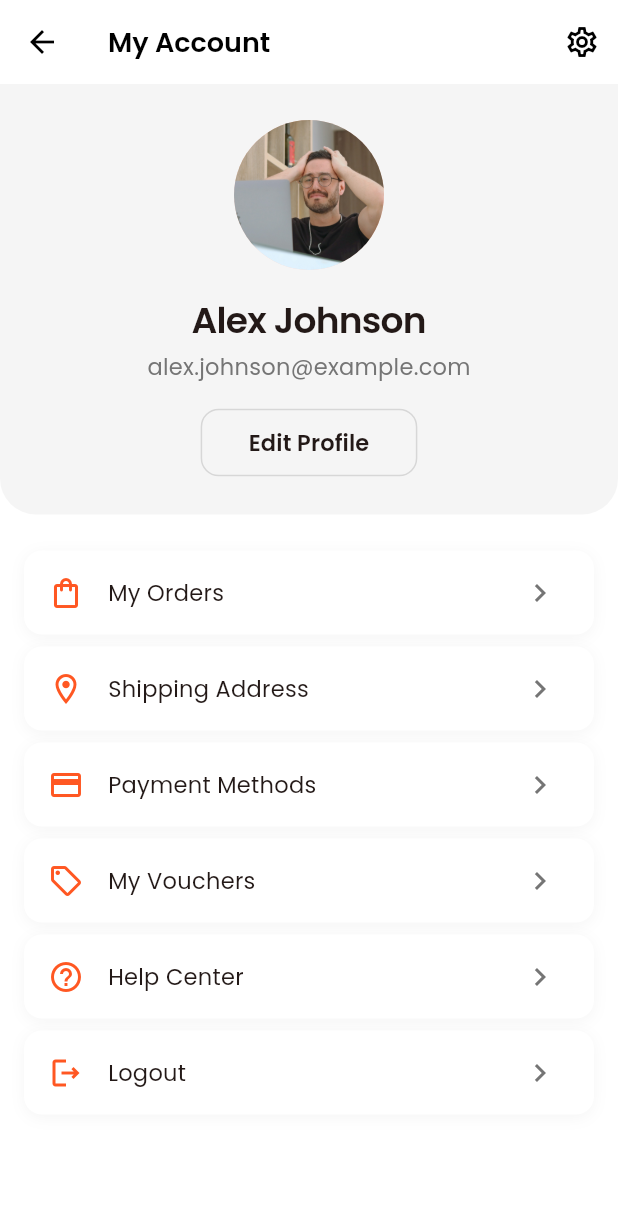
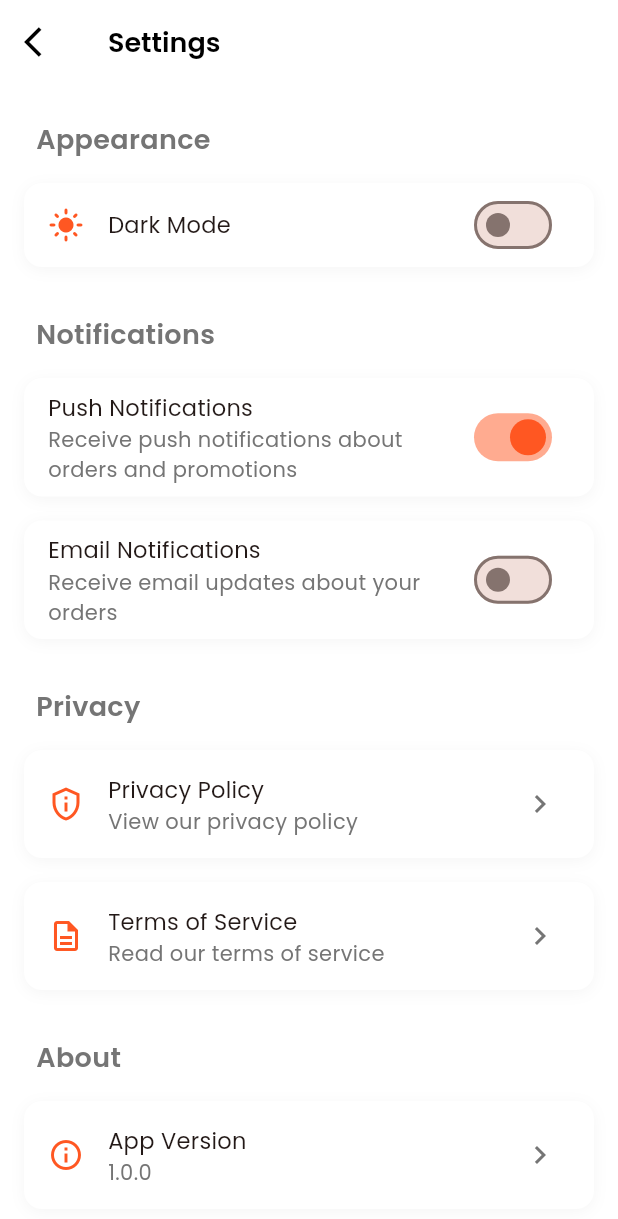
Before and after one commit to Edil-Ayehu/UI-2-Ecommerce-, a Flutter app: the AccountScreen screen opened directly, after a tap on the "settings" icon, on a phone screen of 412 x 824 dp. Shown: the top 1219 px of the screen. Run offline on Flutter 3.47's test engine with Material 3 defaults, Android fonts, the phone set to English and light mode, and no system bars; our stand-ins replace get, get_storage, google_fonts, share_plus; accounts and stored records are empty.

Commit message:
settings page

```diff
--- a/lib/view/pages/account_screen.dart
+++ b/lib/view/pages/account_screen.dart
@@ -1,4 +1,5 @@
 import 'package:ecommerce_ui/utils/app_textstyles.dart';
+import 'package:ecommerce_ui/view/pages/settings_screen.dart';
 import 'package:flutter/material.dart';
 import 'package:get/get.dart';
 
@@ -25,7 +26,7 @@ class AccountScreen extends StatelessWidget {
               Icons.settings_outlined,
               color: isDark ? Colors.white : Colors.black,
             ),
-            onPressed: () {},
+            onPressed: () => Get.to(() => const SettingsScreen()),
           ),
         ],
       ),
--- a/lib/view/pages/settings_screen.dart
+++ b/lib/view/pages/settings_screen.dart
@@ -0,0 +1,255 @@
+import 'package:flutter/material.dart';
+import 'package:get/get.dart';
+import 'package:ecommerce_ui/utils/app_textstyles.dart';
+import 'package:ecommerce_ui/controllers/theme_controller.dart';
+
+class SettingsScreen extends StatelessWidget {
+  const SettingsScreen({super.key});
+
+  @override
+  Widget build(BuildContext context) {
+    final isDark = Theme.of(context).brightness == Brightness.dark;
+
+    return Scaffold(
+      appBar: AppBar(
+        leading: IconButton(
+          icon: Icon(
+            Icons.arrow_back_ios,
+            color: isDark ? Colors.white : Colors.black,
+          ),
+          onPressed: () => Get.back(),
+        ),
+        title: Text(
+          'Settings',
+          style: AppTextStyle.withColor(
+            AppTextStyle.h3,
+            isDark ? Colors.white : Colors.black,
+          ),
+        ),
+      ),
+      body: SingleChildScrollView(
+        child: Column(
+          crossAxisAlignment: CrossAxisAlignment.start,
+          children: [
+            _buildSection(
+              context,
+              'Appearance',
+              [
+                _buildThemeToggle(context),
+              ],
+            ),
+            _buildSection(
+              context,
+              'Notifications',
+              [
+                _buildSwitchTile(
+                  context,
+                  'Push Notifications',
+                  'Receive push notifications about orders and promotions',
+                  true,
+                ),
+                _buildSwitchTile(
+                  context,
+                  'Email Notifications',
+                  'Receive email updates about your orders',
+                  false,
+                ),
+              ],
+            ),
+            _buildSection(
+              context,
+              'Privacy',
+              [
+                _buildNavigationTile(
+                  context,
+                  'Privacy Policy',
+                  'View our privacy policy',
+                  Icons.privacy_tip_outlined,
+                ),
+                _buildNavigationTile(
+                  context,
+                  'Terms of Service',
+                  'Read our terms of service',
+                  Icons.description_outlined,
+                ),
+              ],
+            ),
+            _buildSection(
+              context,
+              'About',
+              [
+                _buildNavigationTile(
+                  context,
+                  'App Version',
+                  '1.0.0',
+                  Icons.info_outline,
+                ),
+              ],
+            ),
+          ],
+        ),
+      ),
+    );
+  }
+
+  Widget _buildSection(
+      BuildContext context, String title, List<Widget> children) {
+    final isDark = Theme.of(context).brightness == Brightness.dark;
+
+    return Column(
+      crossAxisAlignment: CrossAxisAlignment.start,
+      children: [
+        Padding(
+          padding: const EdgeInsets.fromLTRB(24, 24, 24, 8),
+          child: Text(
+            title,
+            style: AppTextStyle.withColor(
+              AppTextStyle.h3,
+              isDark ? Colors.grey[400]! : Colors.grey[600]!,
+            ),
+          ),
+        ),
+        ...children,
+      ],
+    );
+  }
+
+  Widget _buildThemeToggle(BuildContext context) {
+    final isDark = Theme.of(context).brightness == Brightness.dark;
+
+    return GetBuilder<ThemeController>(
+      builder: (controller) => Container(
+        margin: const EdgeInsets.symmetric(horizontal: 16, vertical: 8),
+        decoration: BoxDecoration(
+          color: Theme.of(context).cardColor,
+          borderRadius: BorderRadius.circular(12),
+          boxShadow: [
+            BoxShadow(
+              color: isDark
+                  ? Colors.black.withOpacity(0.2)
+                  : Colors.grey.withOpacity(0.1),
+              blurRadius: 8,
+              offset: const Offset(0, 2),
+            ),
+          ],
+        ),
+        child: ListTile(
+          leading: Icon(
+            controller.isDarkMode ? Icons.dark_mode : Icons.light_mode,
+            color: Theme.of(context).primaryColor,
+          ),
+          title: Text(
+            'Dark Mode',
+            style: AppTextStyle.withColor(
+              AppTextStyle.bodyMedium,
+              Theme.of(context).textTheme.bodyLarge!.color!,
+            ),
+          ),
+          trailing: Switch.adaptive(
+            value: controller.isDarkMode,
+            onChanged: (value) => controller.toggleTheme(),
+            activeColor: Theme.of(context).primaryColor,
+          ),
+        ),
+      ),
+    );
+  }
+
+  Widget _buildSwitchTile(
+    BuildContext context,
+    String title,
+    String subtitle,
+    bool initialValue,
+  ) {
+    final isDark = Theme.of(context).brightness == Brightness.dark;
+
+    return Container(
+      margin: const EdgeInsets.symmetric(horizontal: 16, vertical: 8),
+      decoration: BoxDecoration(
+        color: Theme.of(context).cardColor,
+        borderRadius: BorderRadius.circular(12),
+        boxShadow: [
+          BoxShadow(
+            color: isDark
+                ? Colors.black.withOpacity(0.2)
+                : Colors.grey.withOpacity(0.1),
+            blurRadius: 8,
+            offset: const Offset(0, 2),
+          ),
+        ],
+      ),
+      child: ListTile(
+        title: Text(
+          title,
+          style: AppTextStyle.withColor(
+            AppTextStyle.bodyMedium,
+            Theme.of(context).textTheme.bodyLarge!.color!,
+          ),
+        ),
+        subtitle: Text(
+          subtitle,
+          style: AppTextStyle.withColor(
+            AppTextStyle.bodySmall,
+            isDark ? Colors.grey[400]! : Colors.grey[600]!,
+          ),
+        ),
+        trailing: Switch.adaptive(
+          value: initialValue,
+          onChanged: (value) {},
+          activeColor: Theme.of(context).primaryColor,
+        ),
+      ),
+    );
+  }
+
+  Widget _buildNavigationTile(
+    BuildContext context,
+    String title,
+    String subtitle,
+    IconData icon,
+  ) {
+    final isDark = Theme.of(context).brightness == Brightness.dark;
+
+    return Container(
+      margin: const EdgeInsets.symmetric(horizontal: 16, vertical: 8),
+      decoration: BoxDecoration(
+        color: Theme.of(context).cardColor,
+        borderRadius: BorderRadius.circular(12),
+        boxShadow: [
+          BoxShadow(
+            color: isDark
+                ? Colors.black.withOpacity(0.2)
+                : Colors.grey.withOpacity(0.1),
+            blurRadius: 8,
+            offset: const Offset(0, 2),
+          ),
+        ],
+      ),
+      child: ListTile(
+        leading: Icon(
+          icon,
+          color: Theme.of(context).primaryColor,
+        ),
+        title: Text(
+          title,
+          style: AppTextStyle.withColor(
+            AppTextStyle.bodyMedium,
+            Theme.of(context).textTheme.bodyLarge!.color!,
+          ),
+        ),
+        subtitle: Text(
+          subtitle,
+          style: AppTextStyle.withColor(
+            AppTextStyle.bodySmall,
+            isDark ? Colors.grey[400]! : Colors.grey[600]!,
+          ),
+        ),
+        trailing: Icon(
+          Icons.chevron_right,
+          color: isDark ? Colors.grey[400] : Colors.grey[600],
+        ),
+        onTap: () {},
+      ),
+    );
+  }
+}
```
